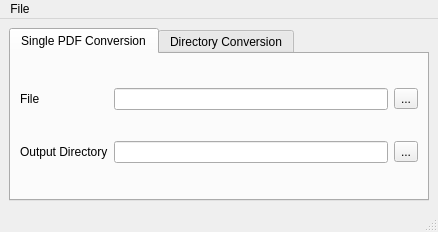
This is main.ui in AeroNotix/pdftotif as Qt 5 draws it before an edit. The edited form follows.
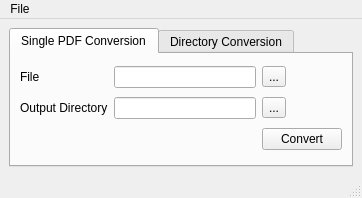
This is the edited form. The open tabs and pages were chosen to show the change.

Patch:
```diff
--- a/main.ui
+++ b/main.ui
@@ -6,8 +6,8 @@
    <rect>
     <x>0</x>
     <y>0</y>
-    <width>438</width>
-    <height>232</height>
+    <width>362</width>
+    <height>198</height>
    </rect>
   </property>
   <property name="windowTitle">
@@ -45,9 +45,6 @@
           </property>
          </widget>
         </item>
-        <item row="1" column="1">
-         <widget class="QLineEdit" name="lineEdit_4"/>
-        </item>
         <item row="1" column="0">
          <widget class="QLabel" name="label_3">
           <property name="text">
@@ -55,6 +52,9 @@
           </property>
          </widget>
         </item>
+        <item row="1" column="1">
+         <widget class="QLineEdit" name="single_line_out"/>
+        </item>
         <item row="1" column="2">
          <widget class="QToolButton" name="bt_output_single">
           <property name="text">
@@ -62,6 +62,13 @@
           </property>
          </widget>
         </item>
+        <item row="2" column="2">
+         <widget class="QPushButton" name="pushButton">
+          <property name="text">
+           <string>Convert</string>
+          </property>
+         </widget>
+        </item>
        </layout>
       </widget>
       <widget class="QWidget" name="tab_2">
@@ -117,7 +124,7 @@
     <rect>
      <x>0</x>
      <y>0</y>
-     <width>438</width>
+     <width>362</width>
      <height>20</height>
     </rect>
    </property>
```
Left out of the diff: 53 changed lines with no effect on the pictures.
